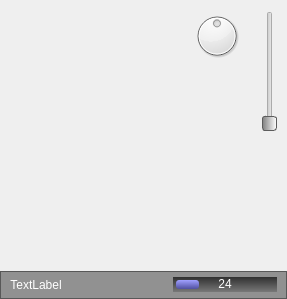
This is ground/src/plugins/opmap/opmap_mapoverlaywidget.ui in openpilot/OpenPilot as Qt 5 draws it before an edit. The edited form follows.
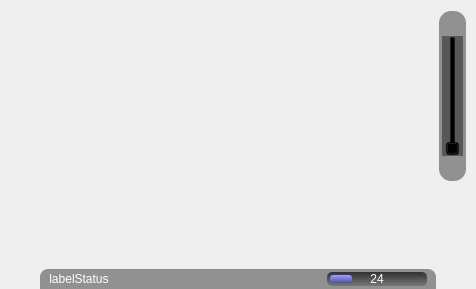
This is the edited form. Icons and pictures are not drawn.

Commit message: Fixed new map tooltips. 'Maybe' fixed the 'find place' combobox border colour problem on the new map plug-in. Mouse context menu now only pops up when user clicks within map area on the new map plug-in.

The edit to the form file:
```diff
--- a/ground/src/plugins/opmap/opmap_mapoverlaywidget.ui
+++ b/ground/src/plugins/opmap/opmap_mapoverlaywidget.ui
@@ -6,8 +6,8 @@
    <rect>
     <x>0</x>
     <y>0</y>
-    <width>287</width>
-    <height>299</height>
+    <width>476</width>
+    <height>289</height>
    </rect>
   </property>
   <property name="sizePolicy">
@@ -95,7 +95,7 @@
 color: black;
 border: 1px solid black;
 padding: 5px;
-border-radius: 2px;
+border-radius: 5px;
 /* opacity: 170; */ 
 }
 </string>
@@ -114,14 +114,85 @@
     <number>0</number>
    </property>
    <item>
-    <layout class="QGridLayout" name="gridLayout">
-     <property name="rightMargin">
-      <number>10</number>
-     </property>
-     <item row="0" column="3" rowspan="2">
+    <layout class="QHBoxLayout" name="horizontalLayout">
+     <item>
+      <spacer name="horizontalSpacer">
+       <property name="orientation">
+        <enum>Qt::Horizontal</enum>
+       </property>
+       <property name="sizeHint" stdset="0">
+        <size>
+         <width>40</width>
+         <height>20</height>
+        </size>
+       </property>
+      </spacer>
+     </item>
+     <item>
+      <widget class="QFrame" name="frame_2">
+       <property name="sizePolicy">
+        <sizepolicy hsizetype="Fixed" vsizetype="Fixed">
+         <horstretch>0</horstretch>
+         <verstretch>0</verstretch>
+        </sizepolicy>
+       </property>
+       <property name="minimumSize">
+        <size>
+         <width>27</width>
+         <height>170</height>
+        </size>
+       </property>
+       <property name="maximumSize">
+        <size>
+         <width>27</width>
+         <height>170</height>
+        </size>
+       </property>
+       <property name="styleSheet">
+        <string notr="true">background-color: rgba(0, 0, 0, 100);
+border: none;
+border-radius: 12px;</string>
+       </property>
+       <property name="frameShape">
+        <enum>QFrame::NoFrame</enum>
+       </property>
+       <property name="frameShadow">
+        <enum>QFrame::Raised</enum>
+       </property>
+       <layout class="QVBoxLayout" name="verticalLayout_2">
+        <property name="spacing">
+         <number>3</number>
+        </property>
+        <property name="margin">
+         <number>3</number>
+        </property>
+        <item>
+         <widget class="QToolButton" name="toolButton">
+          <property name="sizePolicy">
+           <sizepolicy hsizetype="Preferred" vsizetype="Fixed">
+            <horstretch>0</horstretch>
+            <verstretch>0</verstretch>
+           </sizepolicy>
+          </property>
+          <property name="styleSheet">
+           <string notr="true">background-color: rgba(255, 255, 255, 0);</string>
+          </property>
+          <property name="text">
+           <string/>
+          </property>
+          <property name="icon">
+           <iconset>
+            <normaloff>:/opmap/images/plus.png</normaloff>:/opmap/images/plus.png</iconset>
+          </property>
+          <property name="autoRaise">
+           <bool>true</bool>
+          </property>
+         </widget>
+        </item>
+        <item>
       <widget class="QSlider" name="verticalSlider">
        <property name="sizePolicy">
-        <sizepolicy hsizetype="Fixed" vsizetype="Fixed">
+           <sizepolicy hsizetype="Preferred" vsizetype="Fixed">
          <horstretch>0</horstretch>
          <verstretch>0</verstretch>
         </sizepolicy>
@@ -139,7 +210,10 @@
         </size>
        </property>
        <property name="styleSheet">
-        <string notr="true">QSlider::handle:vertical {
+           <string notr="true">QSlider {
+}
+background-color: rgba(255, 255, 255, 0);
+QSlider::handle:vertical {
 border: 1px solid #5c5c5c;
 background-color: qlineargradient(spread:pad, x1:0, y1:0, x2:1, y2:0, stop:0 rgba(128, 128, 128, 255), stop:1 rgba(255, 255, 255, 255));
 width: 24px;
@@ -173,186 +247,48 @@
        </property>
       </widget>
      </item>
-     <item row="0" column="1">
-      <widget class="QDial" name="dial">
+        <item>
+         <widget class="QToolButton" name="toolButton_2">
        <property name="sizePolicy">
-        <sizepolicy hsizetype="Fixed" vsizetype="Fixed">
+           <sizepolicy hsizetype="Preferred" vsizetype="Fixed">
          <horstretch>0</horstretch>
          <verstretch>0</verstretch>
         </sizepolicy>
        </property>
-       <property name="minimumSize">
-        <size>
-         <width>50</width>
-         <height>50</height>
-        </size>
-       </property>
-       <property name="maximumSize">
-        <size>
-         <width>50</width>
-         <height>50</height>
-        </size>
-       </property>
-       <property name="maximum">
-        <number>360</number>
-       </property>
-       <property name="value">
-        <number>180</number>
-       </property>
-       <property name="wrapping">
+          <property name="styleSheet">
+           <string notr="true">background-color: rgba(255, 255, 255, 0);</string>
+          </property>
+          <property name="text">
+           <string/>
+          </property>
+          <property name="icon">
+           <iconset>
+            <normaloff>:/opmap/images/minus.png</normaloff>:/opmap/images/minus.png</iconset>
+          </property>
+          <property name="autoRaise">
         <bool>true</bool>
        </property>
-       <property name="notchTarget">
-        <double>1.000000000000000</double>
-       </property>
-       <property name="notchesVisible">
-        <bool>false</bool>
-       </property>
-      </widget>
-     </item>
-     <item row="0" column="0">
-      <spacer name="horizontalSpacer_2">
-       <property name="orientation">
-        <enum>Qt::Horizontal</enum>
-       </property>
-       <property name="sizeHint" stdset="0">
-        <size>
-         <width>40</width>
-         <height>20</height>
-        </size>
-       </property>
-      </spacer>
-     </item>
-     <item row="0" column="2">
-      <spacer name="horizontalSpacer_4">
-       <property name="orientation">
-        <enum>Qt::Horizontal</enum>
-       </property>
-       <property name="sizeType">
-        <enum>QSizePolicy::Fixed</enum>
-       </property>
-       <property name="sizeHint" stdset="0">
-        <size>
-         <width>20</width>
-         <height>20</height>
-        </size>
-       </property>
-      </spacer>
-     </item>
-    </layout>
+         </widget>
+        </item>
+       </layout>
+      </widget>
    </item>
    <item>
-    <spacer name="verticalSpacer_2">
+      <spacer name="horizontalSpacer_5">
      <property name="orientation">
-      <enum>Qt::Vertical</enum>
+        <enum>Qt::Horizontal</enum>
      </property>
      <property name="sizeType">
       <enum>QSizePolicy::Fixed</enum>
      </property>
      <property name="sizeHint" stdset="0">
       <size>
-       <width>20</width>
-       <height>40</height>
-      </size>
-     </property>
-    </spacer>
-   </item>
-   <item>
-    <layout class="QHBoxLayout" name="horizontalLayout_2">
-     <property name="spacing">
-      <number>0</number>
-     </property>
-     <item>
-      <widget class="QToolButton" name="toolButtonLeftPanel">
-       <property name="styleSheet">
-        <string notr="true">QToolButton {	/* all types of tool button */ 
-background-color: rgba(255, 255, 255, 0);
-color: rgb(255, 255, 255);
-/*border-style: none;*/
-border: 0px; 
-}
-QToolButton:hover {
-background-color: qlineargradient(spread:pad, x1:0.5, y1:0, x2:0.5, y2:1, stop:0 rgba(255, 160, 0, 255), stop:1 rgba(160, 100, 0, 255));
-color: rgb(255, 255, 255);
-}
-QToolButton:pressed {
-background-color: qlineargradient(spread:pad, x1:0.5, y1:0, x2:0.5, y2:1, stop:0 rgba(48, 48, 48, 255), stop:1 rgba(120, 120, 120, 255));
-color: rgb(255, 255, 255);
-}
-
-QToolButton:checked {
-background-color: qlineargradient(spread:pad, x1:0.5, y1:0, x2:0.5, y2:1, stop:0 rgba(48, 48, 48, 255), stop:1 rgba(120, 120, 120, 255));
-color: rgb(255, 255, 255);
-}
-</string>
-       </property>
-       <property name="text">
-        <string/>
-       </property>
-       <property name="icon">
-        <iconset resource="opmap.qrc">
-         <normaloff>:/opmap/images/left_but.png</normaloff>:/opmap/images/left_but.png</iconset>
-       </property>
-       <property name="iconSize">
-        <size>
-         <width>17</width>
-         <height>48</height>
-        </size>
-       </property>
-      </widget>
-     </item>
-     <item>
-      <spacer name="horizontalSpacer">
-       <property name="orientation">
-        <enum>Qt::Horizontal</enum>
-       </property>
-       <property name="sizeHint" stdset="0">
-        <size>
-         <width>40</width>
+         <width>10</width>
          <height>20</height>
         </size>
        </property>
       </spacer>
      </item>
-     <item>
-      <widget class="QToolButton" name="toolButtonRightPanel">
-       <property name="styleSheet">
-        <string notr="true">QToolButton {	/* all types of tool button */ 
-background-color: rgba(255, 255, 255, 0);
-color: rgb(255, 255, 255);
-/*border-style: none;*/
-border: 0px; 
-}
-QToolButton:hover {
-background-color: qlineargradient(spread:pad, x1:0.5, y1:0, x2:0.5, y2:1, stop:0 rgba(255, 160, 0, 255), stop:1 rgba(160, 100, 0, 255));
-color: rgb(255, 255, 255);
-}
-QToolButton:pressed {
-background-color: qlineargradient(spread:pad, x1:0.5, y1:0, x2:0.5, y2:1, stop:0 rgba(48, 48, 48, 255), stop:1 rgba(120, 120, 120, 255));
-color: rgb(255, 255, 255);
-}
-
-QToolButton:checked {
-background-color: qlineargradient(spread:pad, x1:0.5, y1:0, x2:0.5, y2:1, stop:0 rgba(48, 48, 48, 255), stop:1 rgba(120, 120, 120, 255));
-color: rgb(255, 255, 255);
-}
-</string>
-       </property>
-       <property name="text">
-        <string/>
-       </property>
-       <property name="icon">
-        <iconset resource="opmap.qrc">
-         <normaloff>:/opmap/images/right_but.png</normaloff>:/opmap/images/right_but.png</iconset>
-       </property>
-       <property name="iconSize">
-        <size>
-         <width>17</width>
-         <height>48</height>
-        </size>
-       </property>
-      </widget>
-     </item>
     </layout>
    </item>
    <item>
@@ -369,22 +305,31 @@
     </spacer>
    </item>
    <item>
-    <layout class="QHBoxLayout" name="horizontalLayout">
-     <property name="spacing">
-      <number>20</number>
-     </property>
-     <property name="leftMargin">
-      <number>20</number>
-     </property>
-     <property name="rightMargin">
-      <number>20</number>
-     </property>
-    </layout>
+    <layout class="QHBoxLayout" name="horizontalLayout_2">
+     <item>
+      <spacer name="horizontalSpacer_4">
+       <property name="orientation">
+        <enum>Qt::Horizontal</enum>
+       </property>
+       <property name="sizeType">
+        <enum>QSizePolicy::Fixed</enum>
+       </property>
+       <property name="sizeHint" stdset="0">
+        <size>
+         <width>40</width>
+         <height>20</height>
+        </size>
+       </property>
+      </spacer>
    </item>
    <item>
     <widget class="QFrame" name="frame">
      <property name="styleSheet">
-      <string notr="true">background-color: rgba(0, 0, 0, 100);</string>
+        <string notr="true">background-color: rgba(0, 0, 0, 100);
+border: none;
+border-radius: 8px;
+border-bottom-left-radius: 0px;
+border-bottom-right-radius: 0px; </string>
      </property>
      <property name="frameShape">
       <enum>QFrame::StyledPanel</enum>
@@ -394,10 +339,10 @@
      </property>
      <layout class="QHBoxLayout" name="horizontalLayout_3">
       <property name="topMargin">
-       <number>3</number>
+         <number>0</number>
       </property>
       <property name="bottomMargin">
-       <number>3</number>
+         <number>0</number>
       </property>
       <item>
        <widget class="QLabel" name="labelStatus">
@@ -413,7 +358,7 @@
          <enum>QFrame::NoFrame</enum>
         </property>
         <property name="text">
-         <string>TextLabel</string>
+           <string>labelStatus</string>
         </property>
         <property name="alignment">
          <set>Qt::AlignCenter</set>
@@ -437,16 +382,29 @@
        </spacer>
       </item>
       <item>
-       <widget class="QProgressBar" name="progressBar">
+         <widget class="QProgressBar" name="progressBarTiles">
+          <property name="sizePolicy">
+           <sizepolicy hsizetype="Fixed" vsizetype="Fixed">
+            <horstretch>0</horstretch>
+            <verstretch>0</verstretch>
+           </sizepolicy>
+          </property>
+          <property name="minimumSize">
+           <size>
+            <width>100</width>
+            <height>0</height>
+           </size>
+          </property>
         <property name="maximumSize">
          <size>
-          <width>16777215</width>
-          <height>15</height>
+            <width>100</width>
+            <height>14</height>
          </size>
         </property>
         <property name="styleSheet">
          <string notr="true">QProgressBar {
 border: nonei;
+border-radius: 5px;
 padding: 3px;
 background-color: qlineargradient(spread:pad, x1:0.5, y1:0, x2:0.5, y2:1, stop:0 rgba(48, 48, 48, 255), stop:1 rgba(120, 120, 120, 255));
 color: rgb(255, 255, 255);
@@ -472,6 +430,24 @@
      </layout>
     </widget>
    </item>
+     <item>
+      <spacer name="horizontalSpacer_2">
+       <property name="orientation">
+        <enum>Qt::Horizontal</enum>
+       </property>
+       <property name="sizeType">
+        <enum>QSizePolicy::Fixed</enum>
+       </property>
+       <property name="sizeHint" stdset="0">
+        <size>
+         <width>40</width>
+         <height>20</height>
+        </size>
+       </property>
+      </spacer>
+     </item>
+    </layout>
+   </item>
   </layout>
  </widget>
  <resources>
```
Left out of the diff: 4 changed lines with no effect on the pictures. Lines whose indentation alone changed are shown as unchanged. The commit also changes 6 other files.
